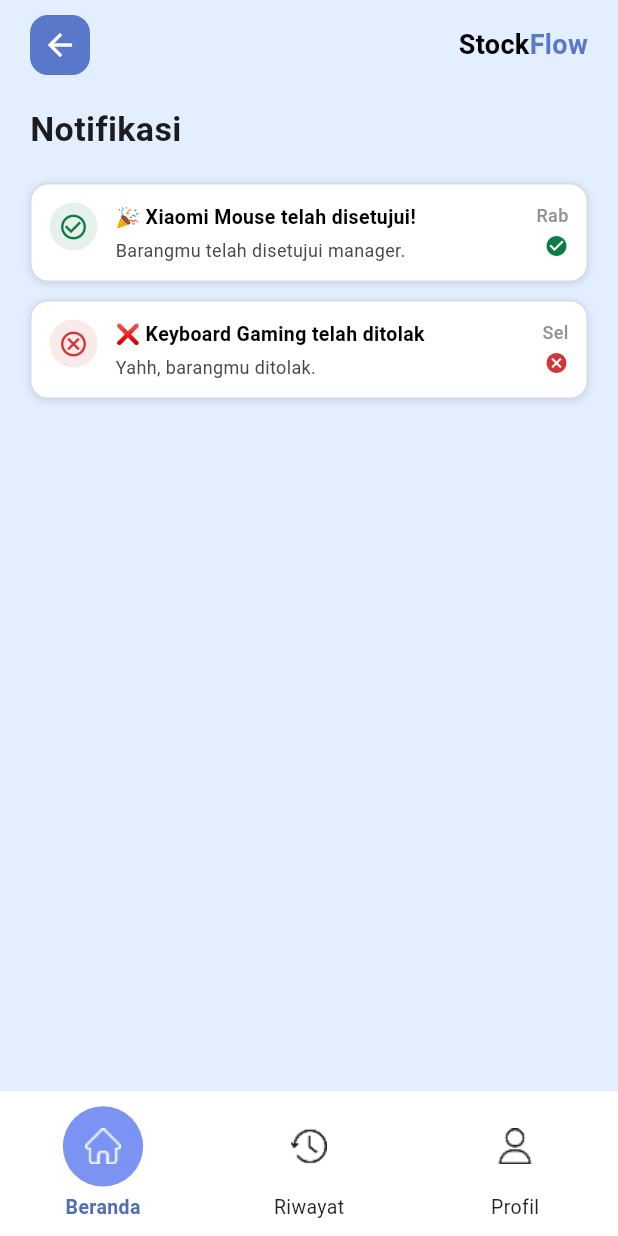
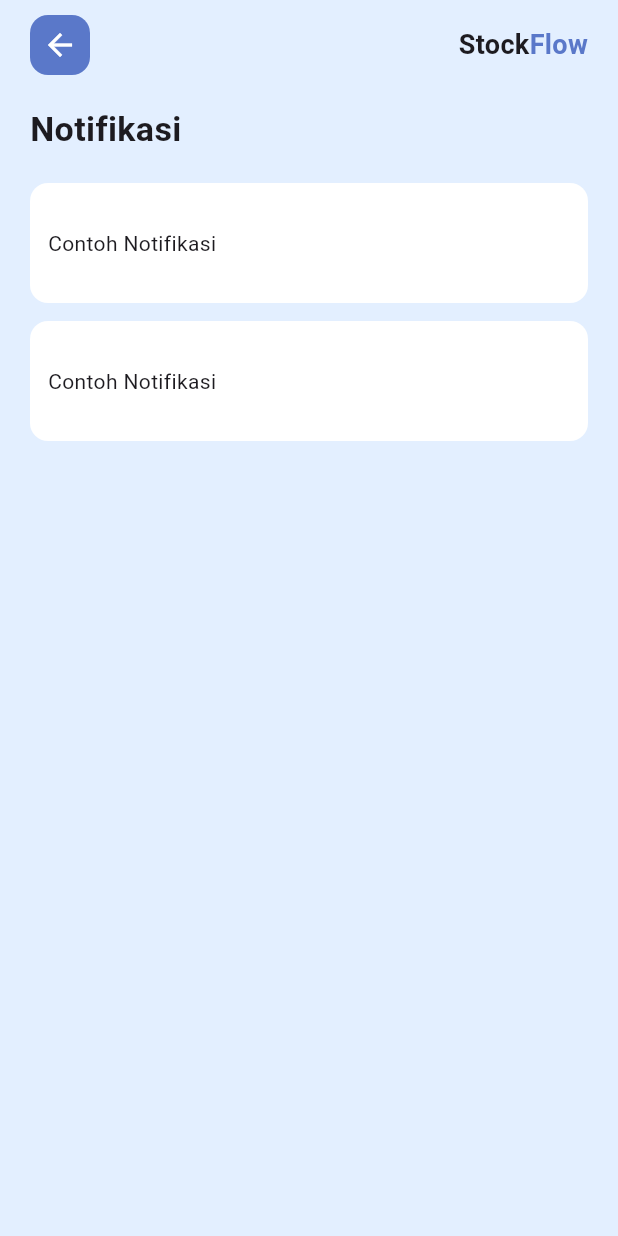
Before and after one commit to OrionZ12/StockFlow-tubes, a Flutter app: the HomeScreen screen opened by its route, after a tap on the "notifications none" icon, on a phone screen of 412 x 824 dp. Run offline on Flutter 3.47's test engine with Material 3 defaults, Android fonts, the phone set to English and light mode, and no system bars; our stand-ins replace cloud_firestore, firebase_auth, firebase_core, go_router, google_sign_in; accounts and stored records are empty; Roboto replaces fonts that are missing (RobotoSerif).

Commit message:
perbaikan notif screen

```diff
--- a/lib/config/routes.dart
+++ b/lib/config/routes.dart
@@ -58,7 +58,6 @@ GoRouter createRouter() {
     initialLocation: AppRoutes.splash,
 
     routes: [
-
       // =============================
       // NO NAVBAR SCREENS
       // =============================
@@ -88,46 +87,33 @@ GoRouter createRouter() {
       ),
 
       // =============================
-      // MAIN AREA (WITH BOTTOM NAV)
+      // MAIN AREA (BOTTOM NAV ONLY)
       // =============================
       ShellRoute(
         builder: (context, state, child) {
-          return AppScaffold(child: child);
+          return AppScaffold(
+            child: child,
+            state: state,
+          );
         },
         routes: [
-
-          // TAB 0 — HOME
           GoRoute(
             path: AppRoutes.home,
             builder: (_, __) => const HomeScreen(),
           ),
-
-          // TAB 1 — HISTORY
           GoRoute(
             path: AppRoutes.history,
             builder: (_, __) => const HistoryPage(),
           ),
-
-          // TAB 2 — PROFILE
           GoRoute(
             path: AppRoutes.profile,
             builder: (_, __) => const ProfilePage(),
-          ),
-
-          // STILL PROFILE TAB
-          GoRoute(
-            path: AppRoutes.account,
-            builder: (_, __) => const AccountPage(),
-          ),
-          GoRoute(
-            path: AppRoutes.changePassword,
-            builder: (_, __) => const ChangePasswordScreen(),
           ),
         ],
       ),
 
       // =============================
-      // OUTSIDE NAVBAR
+      // STACKED PAGES (LAYER KE-2)
       // =============================
       GoRoute(
         path: AppRoutes.notification,
@@ -137,6 +123,18 @@ GoRouter createRouter() {
         path: AppRoutes.notificationSettings,
         builder: (_, __) => const NotificationSettingsPage(),
       ),
+      GoRoute(
+        path: AppRoutes.account,
+        builder: (_, __) => const AccountPage(),
+      ),
+      GoRoute(
+        path: AppRoutes.changePassword,
+        builder: (_, __) => const ChangePasswordScreen(),
+      ),
+
+      // =============================
+      // OUTSIDE NAVBAR
+      // =============================
       GoRoute(
         path: AppRoutes.changePasswordSuccess,
         builder: (_, __) => const ChangePasswordSuccessScreen(),
@@ -151,9 +149,6 @@ GoRouter createRouter() {
       ),
     ],
 
-    // =============================
-    // ERROR PAGE
-    // =============================
     errorBuilder: (context, state) => Scaffold(
       body: Center(
         child: Text(
--- a/lib/screen/notification_screen.dart
+++ b/lib/screen/notification_screen.dart
@@ -1,72 +1,35 @@
 import 'package:flutter/material.dart';
 import 'package:go_router/go_router.dart';
-import '../widget/bottom_nav_bar.dart';
 
-class NotificationStaffPage extends StatefulWidget {
+class NotificationStaffPage extends StatelessWidget {
   const NotificationStaffPage({super.key});
 
   @override
-  State<NotificationStaffPage> createState() => _NotificationStaffPageState();
-}
-
-class _NotificationStaffPageState extends State<NotificationStaffPage> {
-  int _selectedIndex = 0;
-
-  final List<NotificationData> notifications = [
-    NotificationData(
-      title: '🎉 Xiaomi Mouse telah disetujui!',
-      description: 'Barangmu telah disetujui manager.',
-      date: 'Rab',
-      status: 'approved',
-    ),
-    NotificationData(
-      title: '❌ Keyboard Gaming telah ditolak',
-      description: 'Yahh, barangmu ditolak.',
-      date: 'Sel',
-      status: 'rejected',
-    ),
-  ];
-
-  void _onNavTap(int index) {
-    if (index == _selectedIndex) return;
-    setState(() => _selectedIndex = index);
-    switch (index) {
-      case 0:
-        context.go('/home');
-        break;
-      case 1:
-        context.go('/notification');
-        break;
-      case 2:
-        context.go('/profile');
-        break;
-    }
-  }
-
-  @override
   Widget build(BuildContext context) {
-    double titleSize = MediaQuery.of(context).size.width * 0.055;
+    final width = MediaQuery.of(context).size.width;
+    final titleSize = width * 0.055;
 
     return Scaffold(
-      backgroundColor: const Color(0xffe3efff),
+      backgroundColor: const Color(0xffe3efff), // ✅ page sendiri
       body: SafeArea(
         child: Padding(
           padding: const EdgeInsets.symmetric(horizontal: 20, vertical: 10),
           child: Column(
             crossAxisAlignment: CrossAxisAlignment.start,
             children: [
-              // Header: Back button + StockFlow title
+              // ================= HEADER =================
               Row(
                 children: [
                   GestureDetector(
-                    onTap: () => context.go('/home'),
+                    onTap: () => context.pop(), // 🔥 BALIK KE HOME
                     child: Container(
                       padding: const EdgeInsets.all(8),
                       decoration: BoxDecoration(
                         color: const Color(0xff5a78c9),
                         borderRadius: BorderRadius.circular(12),
                       ),
-                      child: const Icon(Icons.arrow_back, color: Colors.white),
+                      child:
+                      const Icon(Icons.arrow_back, color: Colors.white),
                     ),
                   ),
                   const Spacer(),
@@ -75,7 +38,6 @@ class _NotificationStaffPageState extends State<NotificationStaffPage> {
                     style: TextStyle(
                       fontSize: 18,
                       fontWeight: FontWeight.bold,
-                      color: Color.fromARGB(255, 0, 0, 0),
                     ),
                   ),
                   const Text(
@@ -101,12 +63,23 @@ class _NotificationStaffPageState extends State<NotificationStaffPage> {
 
               const SizedBox(height: 20),
 
+              // ================= LIST =================
               Expanded(
                 child: ListView.separated(
-                  itemCount: notifications.length,
-                  separatorBuilder: (_, __) => const SizedBox(height: 12),
+                  itemCount: 2,
+                  separatorBuilder: (_, __) =>
+                  const SizedBox(height: 12),
                   itemBuilder: (context, index) {
-                    return NotificationCard(notification: notifications[index]);
+                    return Container(
+                      height: 80,
+                      decoration: BoxDecoration(
+                        color: Colors.white,
+                        borderRadius: BorderRadius.circular(12),
+                      ),
+                      alignment: Alignment.centerLeft,
+                      padding: const EdgeInsets.all(12),
+                      child: const Text("Contoh Notifikasi"),
+                    );
                   },
                 ),
               ),
@@ -114,115 +87,6 @@ class _NotificationStaffPageState extends State<NotificationStaffPage> {
           ),
         ),
       ),
-      bottomNavigationBar: BottomNavBar(
-        currentIndex: _selectedIndex,
-        onTap: _onNavTap,
-      ),
     );
   }
 }
-
-class NotificationCard extends StatelessWidget {
-  final NotificationData notification;
-  // ignore: use_key_in_widget_constructors
-  const NotificationCard({required this.notification});
-
-  @override
-  Widget build(BuildContext context) {
-    Color statusColor = notification.status == 'approved'
-        ? const Color(0xff0E7A44)
-        : const Color(0xffD23737);
-    IconData statusIcon = notification.status == 'approved'
-        ? Icons.check_circle_outline
-        : Icons.cancel_outlined;
-
-    return Container(
-      padding: const EdgeInsets.all(12),
-      decoration: BoxDecoration(
-        color: Colors.white,
-        borderRadius: BorderRadius.circular(12),
-        border: Border.all(color: const Color(0xffd3dbed), width: 1),
-        boxShadow: const [
-          BoxShadow(color: Colors.black12, blurRadius: 4, offset: Offset(0, 1)),
-        ],
-      ),
-      child: Row(
-        crossAxisAlignment: CrossAxisAlignment.start,
-        children: [
-          Container(
-            width: 32,
-            height: 32,
-            decoration: BoxDecoration(
-              // ignore: deprecated_member_use
-              color: statusColor.withOpacity(0.1),
-              borderRadius: BorderRadius.circular(16),
-            ),
-            child: Icon(statusIcon, color: statusColor, size: 20),
-          ),
-          const SizedBox(width: 12),
-          Expanded(
-            child: Column(
-              crossAxisAlignment: CrossAxisAlignment.start,
-              children: [
-                Text(
-                  notification.title,
-                  style: const TextStyle(
-                    fontSize: 13,
-                    fontWeight: FontWeight.w600,
-                    color: Color(0xff000000),
-                  ),
-                ),
-                const SizedBox(height: 4),
-                Text(
-                  notification.description,
-                  style: const TextStyle(
-                    fontSize: 12,
-                    color: Color(0xff474747),
-                  ),
-                  maxLines: 2,
-                  overflow: TextOverflow.ellipsis,
-                ),
-              ],
-            ),
-          ),
-          const SizedBox(width: 8),
-          Column(
-            crossAxisAlignment: CrossAxisAlignment.end,
-            children: [
-              Text(
-                notification.date,
-                style: const TextStyle(
-                  fontSize: 12,
-                  color: Color(0xff929292),
-                  fontWeight: FontWeight.w500,
-                ),
-              ),
-              const SizedBox(height: 4),
-              Icon(
-                notification.status == 'approved'
-                    ? Icons.check_circle
-                    : Icons.cancel,
-                color: statusColor,
-                size: 16,
-              ),
-            ],
-          ),
-        ],
-      ),
-    );
-  }
-}
-
-class NotificationData {
-  final String title;
-  final String description;
-  final String date;
-  final String status; // 'approved' or 'rejected'
-
-  NotificationData({
-    required this.title,
-    required this.description,
-    required this.date,
-    required this.status,
-  });
-}
--- a/lib/widget/app_scaffold.dart
+++ b/lib/widget/app_scaffold.dart
@@ -6,27 +6,25 @@ import '../config/routes.dart';
 
 class AppScaffold extends StatelessWidget {
   final Widget child;
+  final GoRouterState state;
 
-  const AppScaffold({super.key, required this.child});
+  const AppScaffold({
+    super.key,
+    required this.child,
+    required this.state,
+  });
 
-  // Menentukan index menu berdasarkan lokasi router
   int _indexFromLocation(String location) {
-    // Semua halaman yang masih “bagian dari profil”
+    if (location.startsWith(AppRoutes.notification)) return 2;
     if (location.startsWith(AppRoutes.profile) ||
         location.startsWith(AppRoutes.account) ||
-        location.startsWith(AppRoutes.notificationSettings) ||
         location.startsWith(AppRoutes.changePassword)) {
-      return 2; // Profil
+      return 3;
     }
-
-    // Halaman riwayat
     if (location.startsWith(AppRoutes.history)) return 1;
-
-    // Default: beranda
     return 0;
   }
 
-  // Navigasi bottom nav
   void _onNavTap(BuildContext context, int index) {
     switch (index) {
       case 0:
@@ -36,15 +34,14 @@ class AppScaffold extends StatelessWidget {
         context.go(AppRoutes.history);
         break;
       case 2:
-        context.go(AppRoutes.profile);
+        context.push(AppRoutes.profile);
         break;
     }
   }
 
   @override
   Widget build(BuildContext context) {
-    final routerState = GoRouterState.of(context);
-    final currentIndex = _indexFromLocation(routerState.uri.toString());
+    final currentIndex = _indexFromLocation(state.uri.toString());
 
     return Scaffold(
       backgroundColor: const Color(0xFFF5F6FF),
--- a/lib/widget/header_widget.dart
+++ b/lib/widget/header_widget.dart
@@ -31,7 +31,7 @@ class HeaderWidget extends StatelessWidget {
 
         // 🔔 Tombol notifikasi (kanan atas)
         GestureDetector(
-          onTap: () => context.go(AppRoutes.notification),
+          onTap: () => context.push(AppRoutes.notification),
           child: Container(
             width: 38,
             height: 38,
```
Also changed, not shown: lib/services/notif_service.dart (added).
